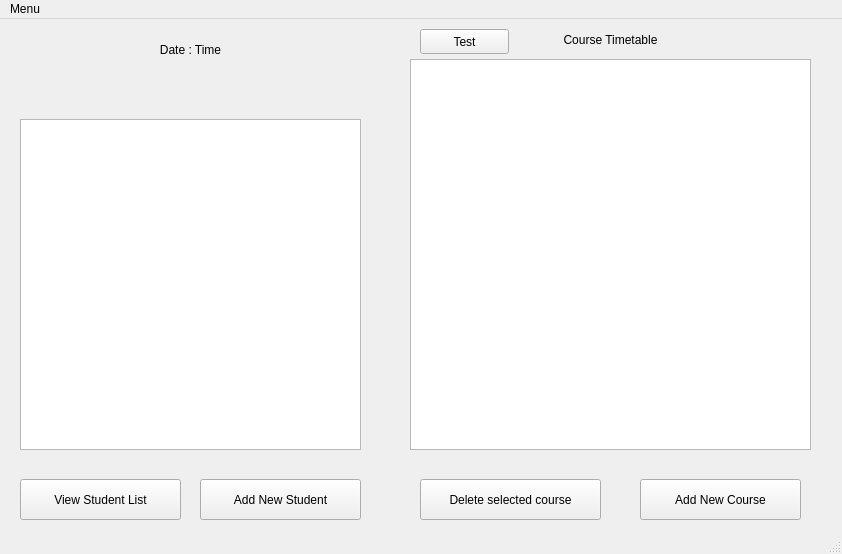
Qt form UI/punchin/mainwindow.ui (lkobnas/Attendance-recording-system) before a commit.
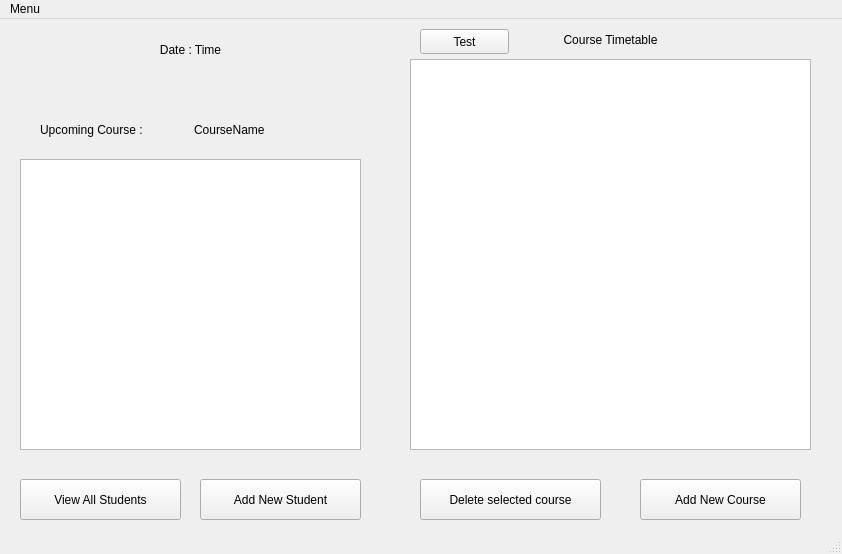
The same form after that commit.

Commit message: Implemented studentTableView in mainwindow to show the student list of the first upcoming course

```diff
--- a/UI/punchin/mainwindow.ui
+++ b/UI/punchin/mainwindow.ui
@@ -132,19 +132,45 @@
      </rect>
     </property>
     <property name="text">
-     <string>View Student List</string>
+     <string>View All Students</string>
     </property>
    </widget>
    <widget class="QTableView" name="studentTableView">
     <property name="geometry">
      <rect>
       <x>20</x>
-      <y>100</y>
+      <y>140</y>
       <width>341</width>
-      <height>331</height>
+      <height>291</height>
      </rect>
     </property>
    </widget>
+   <widget class="QWidget" name="horizontalLayoutWidget">
+    <property name="geometry">
+     <rect>
+      <x>40</x>
+      <y>90</y>
+      <width>301</width>
+      <height>41</height>
+     </rect>
+    </property>
+    <layout class="QHBoxLayout" name="horizontalLayout">
+     <item>
+      <widget class="QLabel" name="labelUpcomingCourse">
+       <property name="text">
+        <string>Upcoming Course : </string>
+       </property>
+      </widget>
+     </item>
+     <item>
+      <widget class="QLabel" name="labelUpcomingCourseName">
+       <property name="text">
+        <string>CourseName</string>
+       </property>
+      </widget>
+     </item>
+    </layout>
+   </widget>
   </widget>
   <widget class="QMenuBar" name="menubar">
    <property name="geometry">
```
The commit also changes 2 other files.
